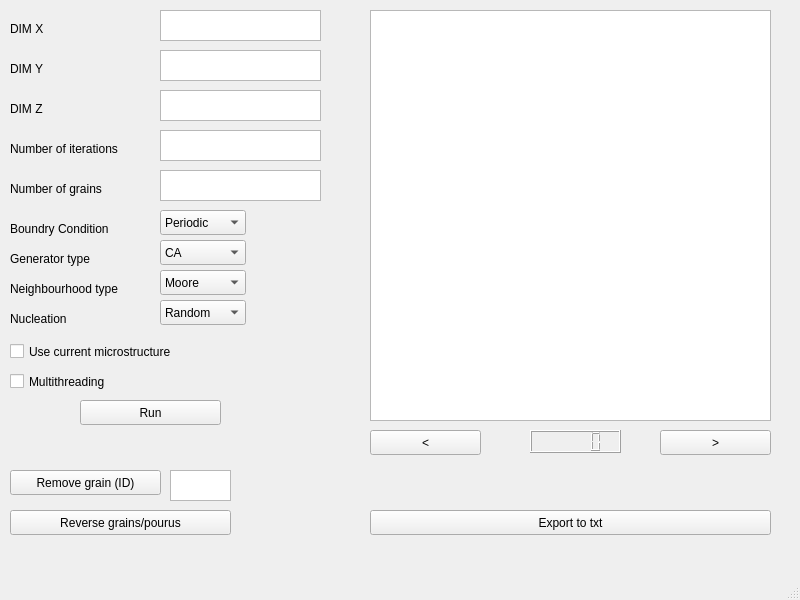
Before: the Qt Designer form MW_CA_QT/mainwindow.ui in VictorPierozak/MW_CA, drawn with Qt 5.
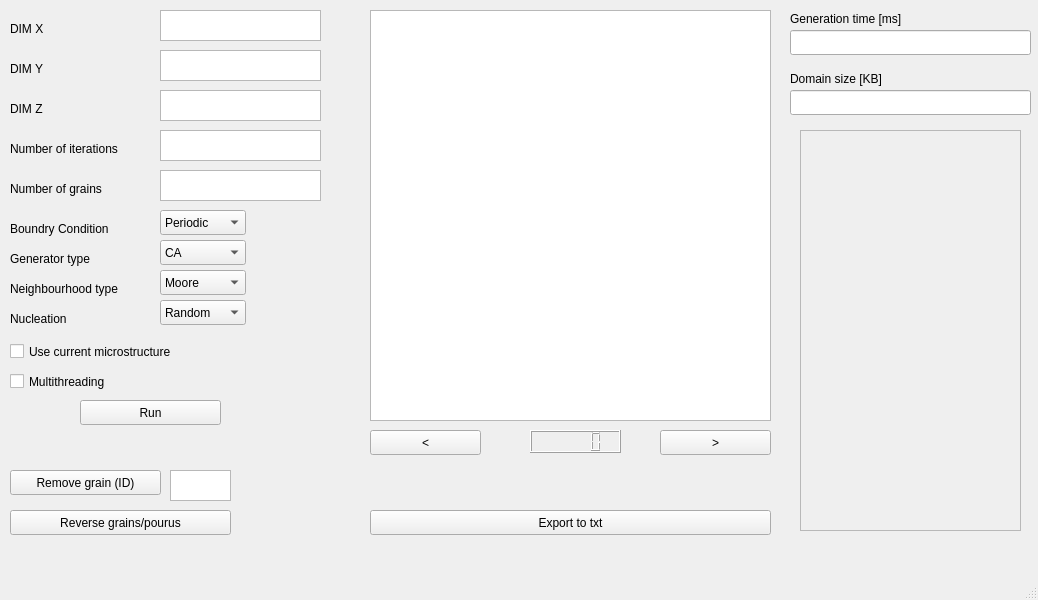
After: the same form once the commit is applied.

Diff of the .ui file:
```diff
--- a/MW_CA_QT/mainwindow.ui
+++ b/MW_CA_QT/mainwindow.ui
@@ -6,7 +6,7 @@
    <rect>
     <x>0</x>
     <y>0</y>
-    <width>800</width>
+    <width>1038</width>
     <height>600</height>
    </rect>
   </property>
@@ -400,6 +400,68 @@
      <string>Export to txt</string>
     </property>
    </widget>
+   <widget class="QLineEdit" name="generation_time_text">
+    <property name="geometry">
+     <rect>
+      <x>790</x>
+      <y>30</y>
+      <width>241</width>
+      <height>25</height>
+     </rect>
+    </property>
+   </widget>
+   <widget class="QLineEdit" name="domain_size_text">
+    <property name="geometry">
+     <rect>
+      <x>790</x>
+      <y>90</y>
+      <width>241</width>
+      <height>25</height>
+     </rect>
+    </property>
+   </widget>
+   <widget class="QLabel" name="label_10">
+    <property name="geometry">
+     <rect>
+      <x>790</x>
+      <y>10</y>
+      <width>171</width>
+      <height>17</height>
+     </rect>
+    </property>
+    <property name="text">
+     <string>Generation time [ms]</string>
+    </property>
+   </widget>
+   <widget class="QLabel" name="label_11">
+    <property name="geometry">
+     <rect>
+      <x>790</x>
+      <y>70</y>
+      <width>211</width>
+      <height>17</height>
+     </rect>
+    </property>
+    <property name="text">
+     <string>Domain size [KB]</string>
+    </property>
+   </widget>
+   <widget class="QFrame" name="chart_frame">
+    <property name="geometry">
+     <rect>
+      <x>800</x>
+      <y>130</y>
+      <width>221</width>
+      <height>401</height>
+     </rect>
+    </property>
+    <property name="frameShape">
+     <enum>QFrame::StyledPanel</enum>
+    </property>
+    <property name="frameShadow">
+     <enum>QFrame::Raised</enum>
+    </property>
+   </widget>
   </widget>
   <widget class="QMenuBar" name="menubar">
    <property name="geometry">
```
Left out of the diff: 2 changed lines with no effect on the pictures.
